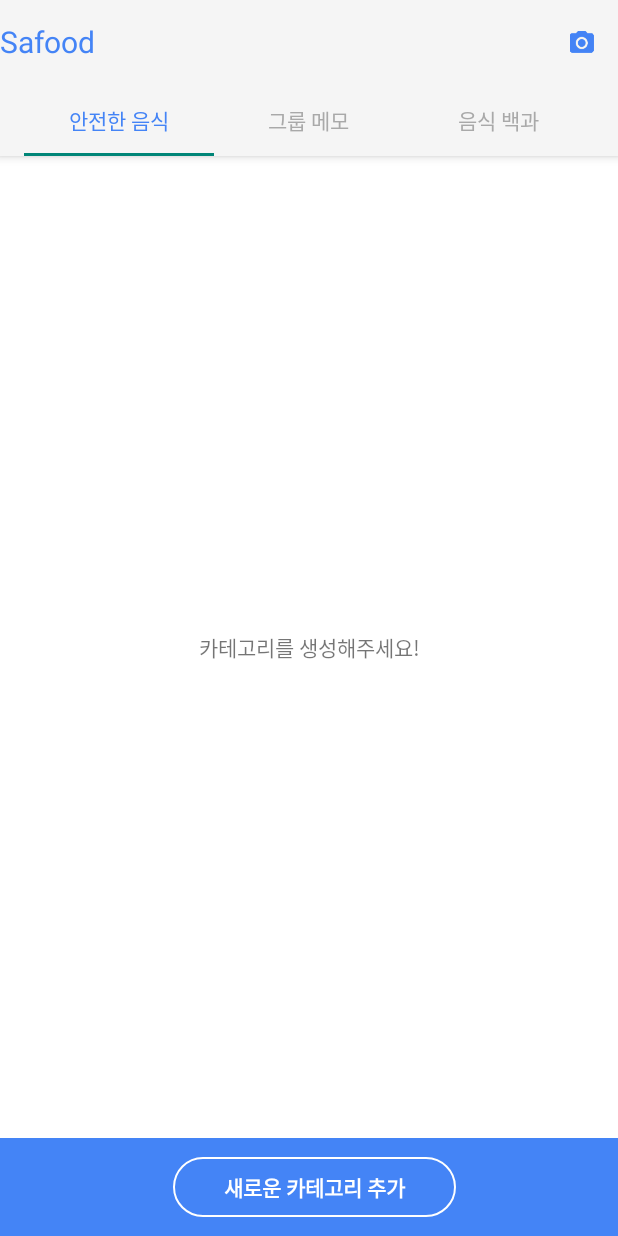
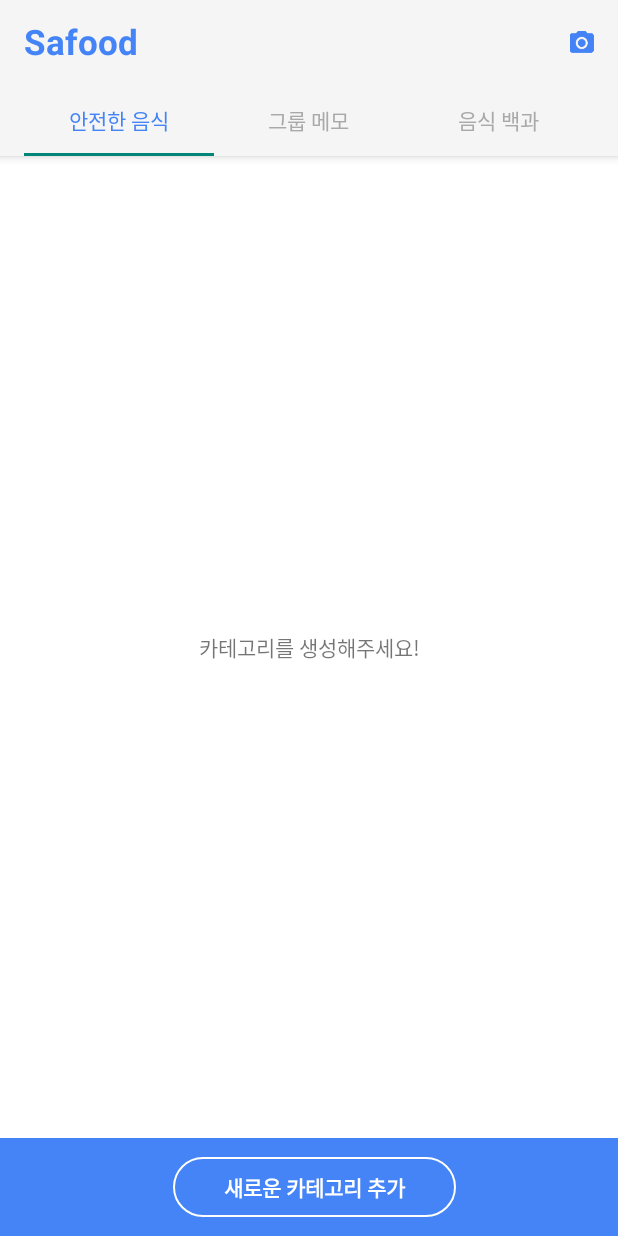
Before and after one commit to buddman1208/Safood, an Android app: the MainActivity screen opened directly, with no data from a screen before it, on a phone screen of 412 x 824 dp. Run offline under Robolectric (Android 15) with nearby library versions, the phone set to English and light mode, and no system bars; our stand-ins replace CircleImageView, data binding; libraries missing offline, so code that uses them is left out: com.afollestad.materialdialogs, com.github.nitrico.lastadapter; 8 statements that could not run were skipped.

```diff
--- a/app/src/main/java/kr/edcan/safood/activity/MainActivity.java
+++ b/app/src/main/java/kr/edcan/safood/activity/MainActivity.java
@@ -109,12 +109,12 @@ public class MainActivity extends AppCompatActivity {
                 startActivity(new Intent(getApplicationContext(), CameraActivity.class));
             }
         });
-        binding.mainNavButton.setOnClickListener(new View.OnClickListener() {
-            @Override
-            public void onClick(View v) {
-                binding.mainDrawer.openDrawer(GravityCompat.START);
-            }
-        });
+//        binding.mainNavButton.setOnClickListener(new View.OnClickListener() {
+//            @Override
+//            public void onClick(View v) {
+//                binding.mainDrawer.openDrawer(GravityCompat.START);
+//            }
+//        });
     }
 
 
--- a/app/src/main/res/layout/activity_camera.xml
+++ b/app/src/main/res/layout/activity_camera.xml
@@ -49,7 +49,8 @@
                 android:background="?attr/selectableItemBackground"
                 android:clickable="false"
                 android:padding="16dp"
-                android:src="@drawable/btn_search" />
+                android:src="@drawable/btn_search"
+                android:visibility="gone" />
         </RelativeLayout>
 
     </LinearLayout>
--- a/app/src/main/res/layout/activity_main.xml
+++ b/app/src/main/res/layout/activity_main.xml
@@ -1,11 +1,11 @@
 <layout xmlns:android="http://schemas.android.com/apk/res/android"
     xmlns:app="http://schemas.android.com/apk/res-auto">
 
-    <android.support.v4.widget.DrawerLayout
-        android:id="@+id/mainDrawer"
+    <!--<android.support.v4.widget.DrawerLayout-->
+        <!--android:id="@+id/mainDrawer"-->
 
-        android:layout_width="match_parent"
-        android:layout_height="match_parent">
+        <!--android:layout_width="match_parent"-->
+        <!--android:layout_height="match_parent">-->
 
         <RelativeLayout
             android:id="@+id/mainBackground"
@@ -36,7 +36,6 @@
                             android:layout_width="wrap_content"
                             android:layout_height="match_parent"
                             android:background="?attr/selectableItemBackground"
-                            android:padding="16dp"
                             android:src="@drawable/btn_actionbar_nav"
                             android:visibility="gone" />
 
@@ -46,19 +45,23 @@
                             android:layout_height="wrap_content"
                             android:layout_centerVertical="true"
                             android:layout_toRightOf="@id/mainNavButton"
+                            android:paddingLeft="16dp"
                             android:text="@string/app_name"
                             android:textColor="@color/colorPrimary"
-                            android:textSize="20sp" />
+                            android:textSize="23sp"
+                            android:textStyle="bold" />
 
                         <ImageView
                             android:id="@+id/mainAppbarLaunchCamera"
                             android:layout_width="wrap_content"
                             android:layout_height="match_parent"
-                            android:layout_alignParentRight="true"
                             android:background="?attr/selectableItemBackground"
                             android:clickable="false"
                             android:padding="16dp"
-                            android:src="@drawable/btn_actionbar_camera" />
+                            android:src="@drawable/btn_actionbar_camera"
+                            android:layout_alignParentTop="true"
+                            android:layout_alignParentRight="true"
+                            android:layout_alignParentEnd="true" />
                     </RelativeLayout>
 
                     <RelativeLayout
@@ -88,11 +91,11 @@
             </LinearLayout>
         </RelativeLayout>
 
-        <LinearLayout
-            android:layout_width="280dp"
-            android:layout_height="match_parent"
-            android:layout_gravity="start"
-            android:background="#FFF"
-            android:orientation="vertical"></LinearLayout>
-    </android.support.v4.widget.DrawerLayout>
+        <!--<LinearLayout-->
+            <!--android:layout_width="280dp"-->
+            <!--android:layout_height="match_parent"-->
+            <!--android:layout_gravity="start"-->
+            <!--android:background="#FFF"-->
+            <!--android:orientation="vertical"></LinearLayout>-->
+    <!--</android.support.v4.widget.DrawerLayout>-->
 </layout>
--- a/app/src/main/res/layout/main_safood_listview_group_child.xml
+++ b/app/src/main/res/layout/main_safood_listview_group_child.xml
@@ -42,13 +42,13 @@
                 android:layout_width="14dp"
                 android:layout_height="14dp"
                 android:layout_centerInParent="true"
-                android:src="@drawable/circle_with_border"
-                android:visibility="gone" />
+                android:src="@drawable/circle_with_border" />
         </RelativeLayout>
 
         <ImageView
             android:id="@+id/mainListChildIcon"
             android:layout_width="40dp"
+            android:visibility="gone"
             android:layout_height="40dp"
             android:layout_centerVertical="true"
             android:layout_toRightOf="@id/mainListChildIndicatorLayout"
```
